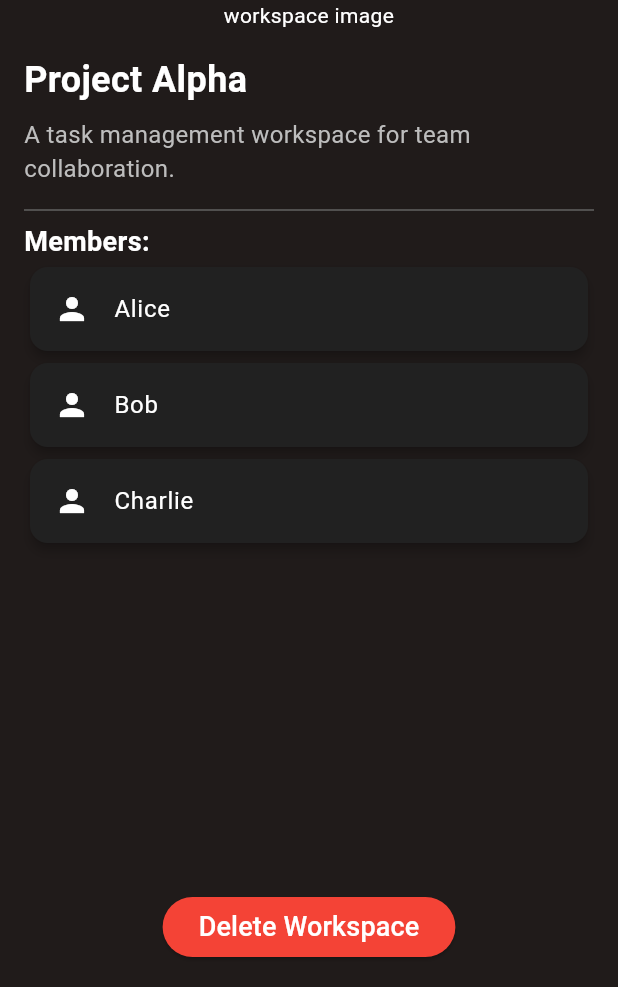
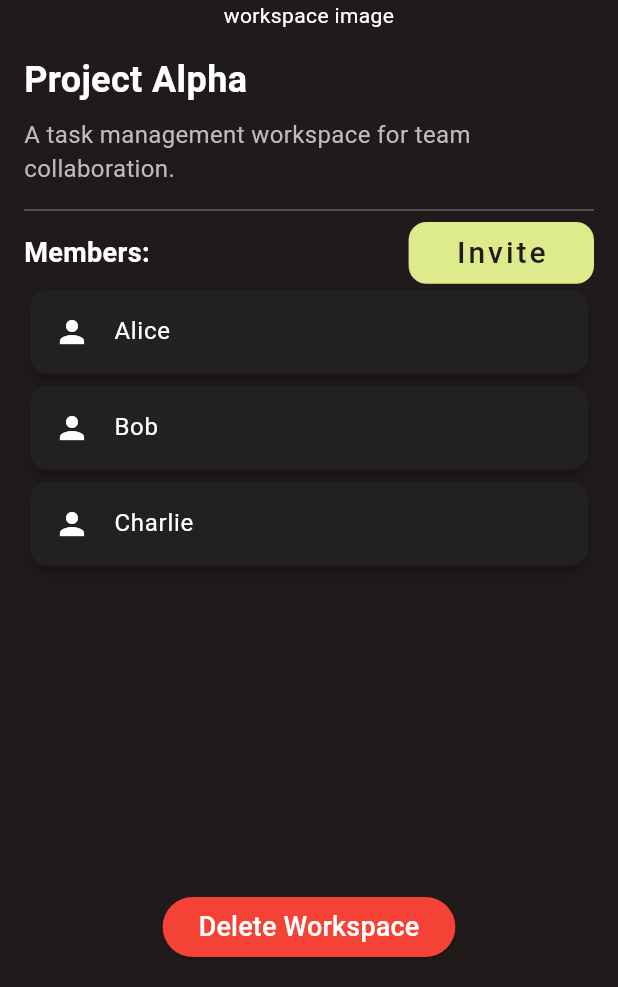
Before and after one commit to MaroofAt/TickTackGo, a Flutter app: the WorkspaceInfoPage screen opened by its route, on a phone screen of 412 x 824 dp, the part 249-1236 px from its top. Run offline on Flutter 3.47's test engine with Material 3 defaults, Android fonts, the phone set to English and light mode, and no system bars; our stand-ins replace device_preview, dio, dropdown_button2, flutter_bloc, image_picker, permission_handler and 1 more; Roboto replaces fonts that are missing (Coda).

Commit message:
workspace info page edited

```diff
--- a/flutter/lib/presentation/screen/workspace/workspace_info_page.dart
+++ b/flutter/lib/presentation/screen/workspace/workspace_info_page.dart
@@ -4,6 +4,7 @@ import 'package:pr1/core/constance/constance.dart';
 import 'package:pr1/core/constance/strings.dart';
 import 'package:pr1/core/functions/navigation_functions.dart';
 import 'package:pr1/presentation/widgets/alert_dialog.dart';
+import 'package:pr1/presentation/widgets/gesture_detector.dart';
 import 'package:pr1/presentation/widgets/images.dart';
 import 'package:pr1/presentation/widgets/text.dart';
 
@@ -54,11 +55,39 @@ class WorkspaceInfoPage extends StatelessWidget {
             ),
 
             Divider(color: Colors.grey[700]),
-
-            MyText.text1(membersText,
-                fontSize: 18,
-                fontWeight: FontWeight.bold,
-                textColor: Colors.white),
+            Row(
+              mainAxisAlignment: MainAxisAlignment.spaceBetween,
+              children: [
+                MyText.text1(
+                  membersText,
+                  fontSize: 18,
+                  fontWeight: FontWeight.bold,
+                  textColor: Colors.white,
+                ),
+                MyGestureDetector.gestureDetector(
+                  onTap: () {
+                    //TODO go to invite people page
+                  },
+                  child: Container(
+                    height: width(context) * 0.1,
+                    width: width(context) * 0.3,
+                    decoration: BoxDecoration(
+                      color: Theme.of(context).secondaryHeaderColor,
+                      borderRadius: BorderRadius.circular(12),
+                    ),
+                    child: Center(
+                      child: MyText.text1(
+                        'Invite',
+                        textColor: Theme.of(context).scaffoldBackgroundColor,
+                        fontSize: 20,
+                        letterSpacing: 2,
+                        fontWeight: FontWeight.w500,
+                      ),
+                    ),
+                  ),
+                ),
+              ],
+            ),
             Expanded(
               child: ListView.builder(
                 itemCount: members.length,
@@ -97,7 +126,7 @@ class WorkspaceInfoPage extends StatelessWidget {
                     },
                   );
                 },
-                child: MyText.text1(deleteButtonText,fontSize: 18),
+                child: MyText.text1(deleteButtonText, fontSize: 18),
               ),
             ),
           ],
```
